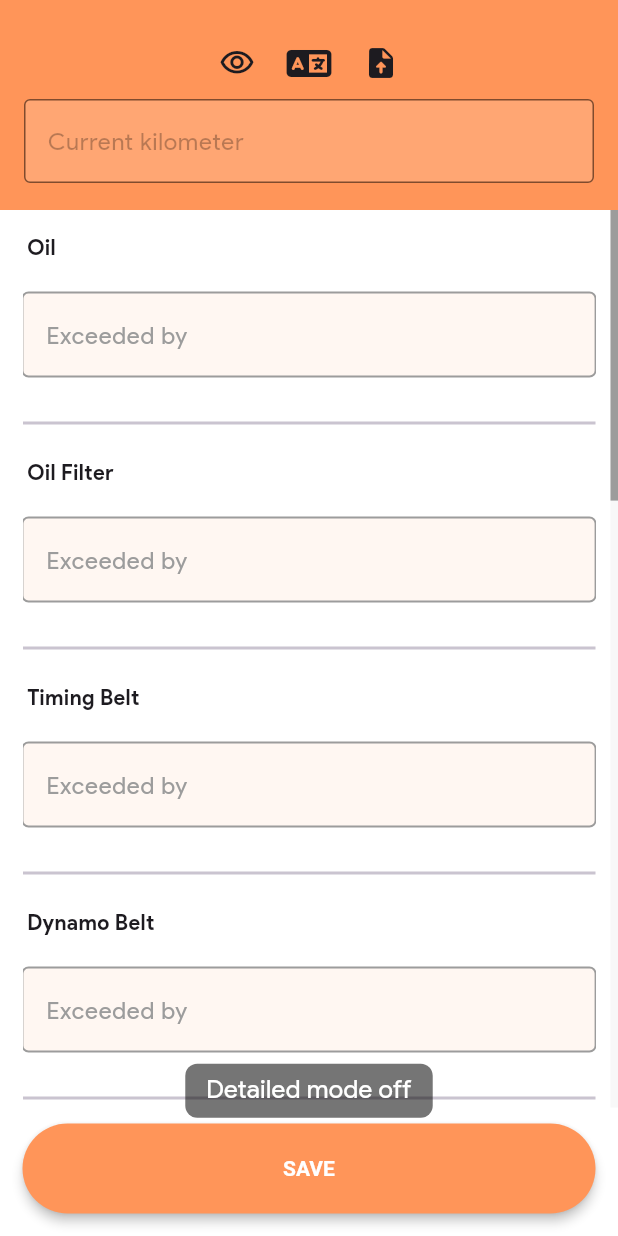
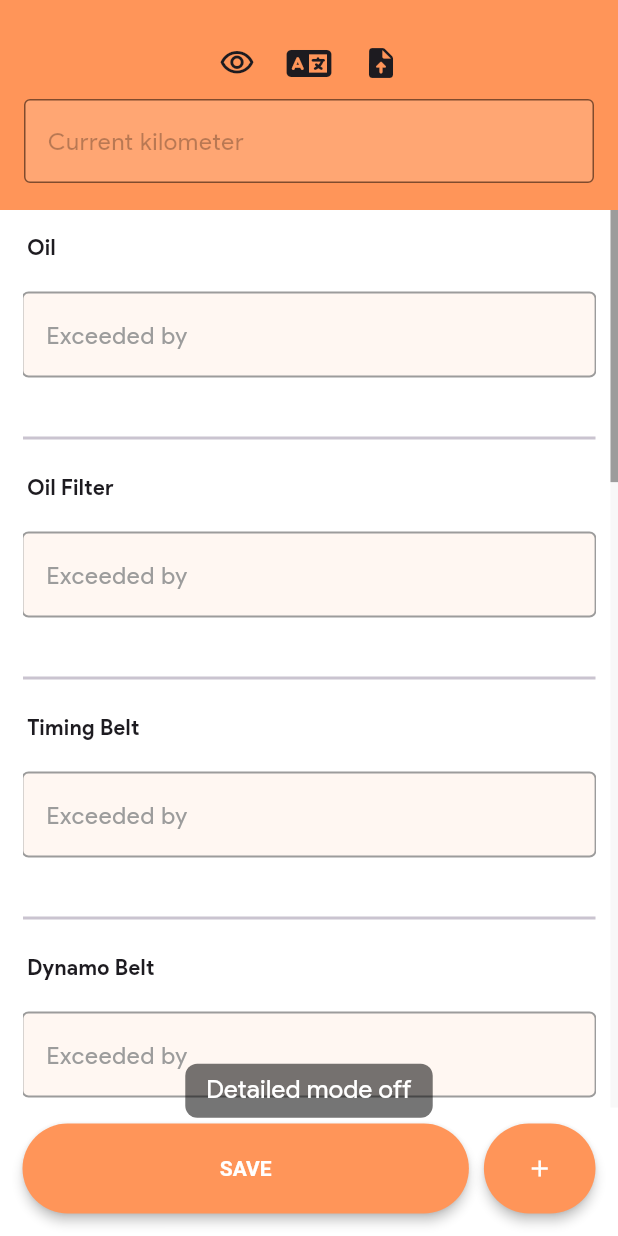
Before and after one commit to umrhsn/CarNote, a Flutter app: the ConsumablesScreen screen opened by its route, after a tap on the "visibility" icon, on a phone screen of 412 x 824 dp. Run offline on Flutter 3.47's test engine with Material 2 defaults, Android fonts, the phone set to English and light mode, and no system bars; our stand-ins replace awesome_notifications, bot_toast, dartz, equatable, flutter_bloc, font_awesome_flutter and 4 more; missing offline and left inert: admob_flutter, document_file_save_plus; accounts and stored records are empty.

Commit message:
- prepared ui for add, remove and edit features

```diff
--- /dev/null
+++ b/lib/src/core/widgets/custom_icon_button.dart
@@ -0,0 +1,32 @@
+import 'package:car_note/src/core/utils/app_colors.dart';
+import 'package:flutter/material.dart';
+
+class CustomIconButton extends StatelessWidget {
+  final IconData iconData;
+  bool btnEnabled;
+  final void Function()? onPressed;
+
+  CustomIconButton({
+    Key? key,
+    required this.iconData,
+    required this.btnEnabled,
+    required this.onPressed,
+  }) : super(key: key);
+
+  @override
+  Widget build(BuildContext context) {
+    return ElevatedButton(
+      onPressed: btnEnabled ? onPressed : null,
+      style: !btnEnabled
+          ? ButtonStyle(
+              elevation: MaterialStateProperty.all(0),
+              foregroundColor:
+                  MaterialStateProperty.all(AppColors.getBtnDisabledForeground(context)),
+              backgroundColor:
+                  MaterialStateProperty.all(AppColors.getBtnDisabledBackground(context)),
+            )
+          : const ButtonStyle(),
+      child: Icon(iconData),
+    );
+  }
+}
--- a/lib/src/features/consumables/presentation/cubit/consumable_cubit.dart
+++ b/lib/src/features/consumables/presentation/cubit/consumable_cubit.dart
@@ -98,7 +98,7 @@ class ConsumableCubit extends Cubit<ConsumableState> {
   OutlineInputBorder getWarningBorder(BuildContext context) => OutlineInputBorder(
       borderSide: BorderSide(color: AppColors.getWarningColor(context), width: 2));
 
-  bool shouldEnableSaveButton(BuildContext context) {
+  bool shouldEnableButton(BuildContext context) {
     for (int index = 0; index < lastChangedAtControllers.length; index++) {
       if (getLastChangedKmValidatingText(context, index).data != '') {
         return false;
--- a/lib/src/features/consumables/presentation/pages/consumables_screen.dart
+++ b/lib/src/features/consumables/presentation/pages/consumables_screen.dart
@@ -12,6 +12,7 @@ import 'package:car_note/src/core/services/text_input_formatters/thousand_separa
 import 'package:car_note/src/core/utils/app_colors.dart';
 import 'package:car_note/src/core/utils/app_strings.dart';
 import 'package:car_note/src/core/widgets/custom_button.dart';
+import 'package:car_note/src/core/widgets/custom_icon_button.dart';
 import 'package:car_note/src/features/car_info/domain/entities/car.dart';
 import 'package:car_note/src/features/consumables/domain/entities/consumable.dart';
 import 'package:car_note/src/features/consumables/presentation/cubit/consumable_cubit.dart';
@@ -286,12 +287,27 @@ class _ConsumablesScreenState extends State<ConsumablesScreen> {
           ),
         );
 
-    Padding buildSaveButton() => Padding(
+    Padding buildBottomButtons() => Padding(
           padding: const EdgeInsetsDirectional.only(top: 10, end: 15),
-          child: CustomButton(
-            text: AppStrings.btnSave(context),
-            btnEnabled: consumableCubit.shouldEnableSaveButton(context),
-            onPressed: () => DatabaseHelper.writeConsumablesData(context),
+          child: Row(
+            children: [
+              Flexible(
+                flex: 4,
+                child: CustomButton(
+                  text: AppStrings.btnSave(context),
+                  btnEnabled: consumableCubit.shouldEnableButton(context),
+                  onPressed: () => DatabaseHelper.writeConsumablesData(context),
+                ),
+              ),
+              const SizedBox(width: 10),
+              Flexible(
+                child: CustomIconButton(
+                  iconData: Icons.add,
+                  btnEnabled: consumableCubit.shouldEnableButton(context),
+                  onPressed: () {},
+                ),
+              )
+            ],
           ),
         );
 
@@ -317,7 +333,7 @@ class _ConsumablesScreenState extends State<ConsumablesScreen> {
                   children: [
                     buildConsumablesList(),
                     const Spacer(),
-                    buildSaveButton(),
+                    buildBottomButtons(),
                     const SizedBox(height: 15),
                   ],
                 ),
--- a/lib/src/features/consumables/presentation/widgets/consumable_widget.dart
+++ b/lib/src/features/consumables/presentation/widgets/consumable_widget.dart
@@ -170,17 +170,16 @@ class ConsumableWidgetState extends State<ConsumableWidget> {
           child: Row(
             children: [
               Text(widget.name, style: const TextStyle(fontWeight: FontWeight.bold)),
-              // TODO: to be visible when functional
-              // const Spacer(),
-              // Visibility(
-              //   visible: di.sl<SharedPreferences>().getBool(AppStrings.prefsBoolVisible) ?? true,
-              //   child: Row(
-              //     children: [
-              //       IconButton(onPressed: () {}, icon: const Icon(Icons.edit)),
-              //       IconButton(onPressed: () {}, icon: const Icon(Icons.delete)),
-              //     ],
-              //   ),
-              // )
+              const Spacer(),
+              Visibility(
+                visible: di.sl<SharedPreferences>().getBool(AppStrings.prefsBoolVisible) ?? true,
+                child: Row(
+                  children: [
+                    IconButton(onPressed: () {}, icon: const Icon(Icons.edit)),
+                    IconButton(onPressed: () {}, icon: const Icon(Icons.delete)),
+                  ],
+                ),
+              ),
             ],
           ),
         ),
@@ -205,7 +204,8 @@ class ConsumableWidgetState extends State<ConsumableWidget> {
         Visibility(
           visible: di.sl<SharedPreferences>().getBool(AppStrings.prefsBoolVisible) ?? true,
           child: const SizedBox(height: 10),
-        )
+        ),
+        const SizedBox(height: 10),
       ],
     );
   }
```
